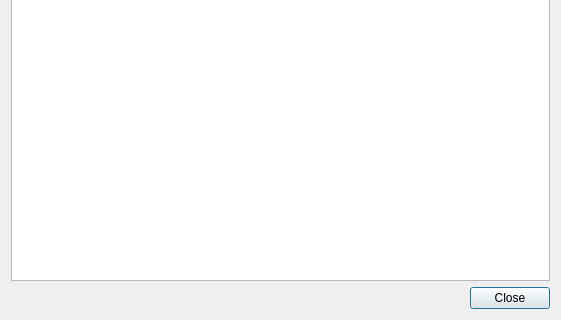
Qt form plugin/globalt_dialog_base.ui (IZSVenezie/VetEpiGIS-Stat) before a commit; both pictures show x 0 to 561 and y 151 to 471 of the 561 by 471 pixel window.
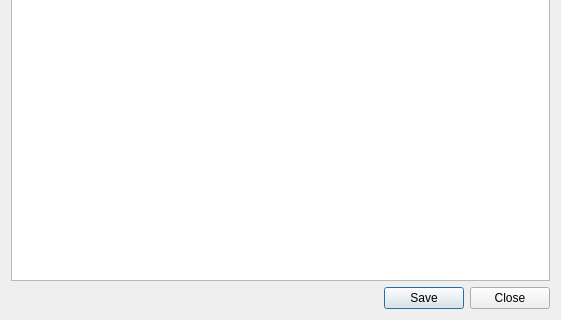
The same form after that commit.

```diff
--- a/plugin/globalt_dialog_base.ui
+++ b/plugin/globalt_dialog_base.ui
@@ -101,7 +101,7 @@
       <enum>Qt::Horizontal</enum>
      </property>
      <property name="standardButtons">
-      <set>QDialogButtonBox::Close</set>
+      <set>QDialogButtonBox::Close|QDialogButtonBox::Save</set>
      </property>
     </widget>
    </item>
```
